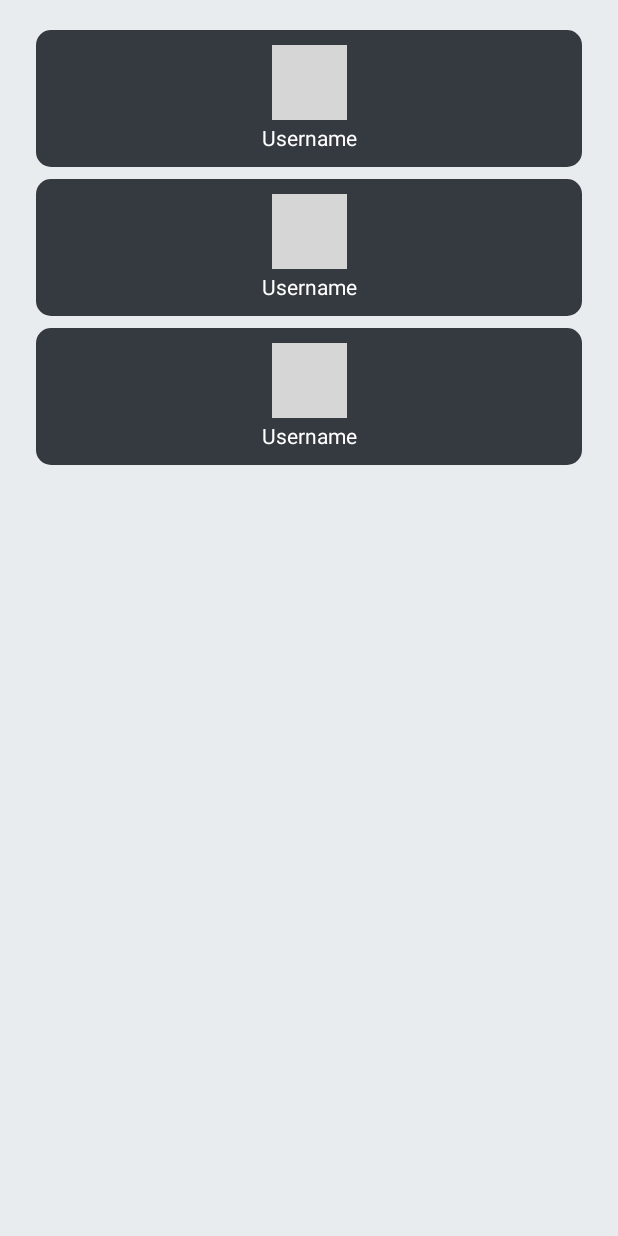
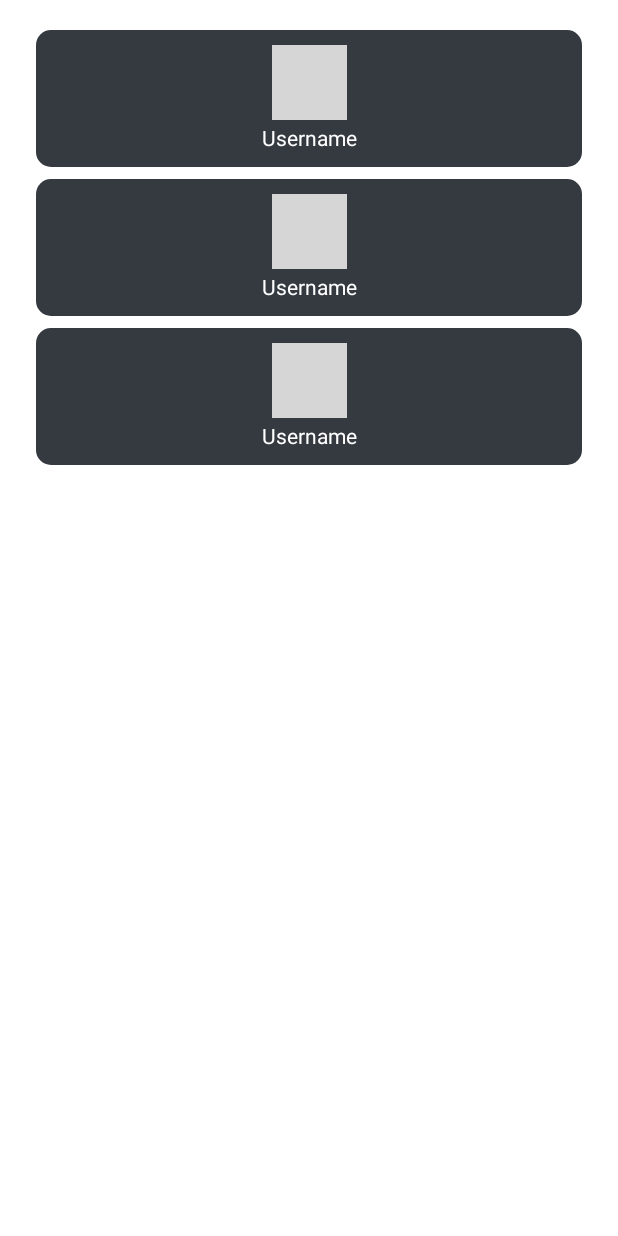
Before and after one commit to dlanooor/githubuserapps, an Android app: the layout activity_favourite_user.xml on its own in the app's theme, with its tools: preview values and no code run, on a phone screen of 412 x 824 dp. Run offline under Robolectric (Android 15) with nearby library versions, the phone set to English and light mode, and no system bars; grey boxes are pictures that could not be loaded.

Commit message:
fix dark theme

```diff
--- a/app/src/main/res/layout/activity_favourite_user.xml
+++ b/app/src/main/res/layout/activity_favourite_user.xml
@@ -5,7 +5,6 @@
     android:layout_width="match_parent"
     android:layout_height="match_parent"
     android:padding="16dp"
-    android:background="@color/gray2"
     tools:context=".ui.activity.FavouriteUserActivity">
 
     <androidx.recyclerview.widget.RecyclerView
--- a/app/src/main/res/layout/activity_main.xml
+++ b/app/src/main/res/layout/activity_main.xml
@@ -5,7 +5,6 @@
     android:layout_width="match_parent"
     android:layout_height="match_parent"
     android:padding="16dp"
-    android:background="@color/gray2"
     tools:context=".ui.activity.MainActivity">
 
     <androidx.recyclerview.widget.RecyclerView
```
